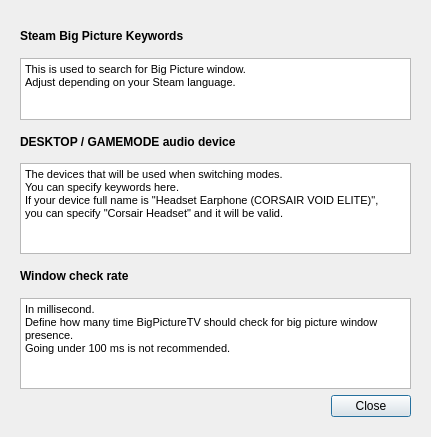
Qt form ui/help.ui (Odizinne/BigPictureTV) before a commit.
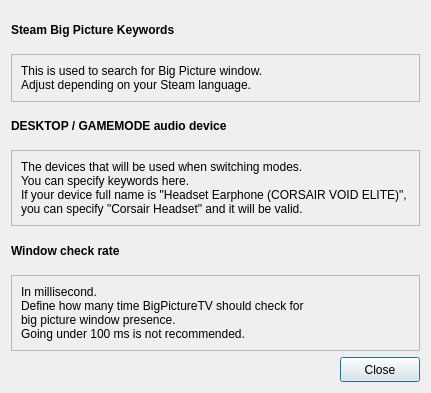
The same form after that commit.

What changed in the file:
```diff
--- a/ui/help.ui
+++ b/ui/help.ui
@@ -7,7 +7,7 @@
     <x>0</x>
     <y>0</y>
     <width>431</width>
-    <height>437</height>
+    <height>393</height>
    </rect>
   </property>
   <property name="sizePolicy">
@@ -20,189 +20,216 @@
    <string>Dialog</string>
   </property>
   <layout class="QGridLayout" name="gridLayout_2">
-   <item row="0" column="1">
+   <item row="1" column="0" colspan="2">
+    <widget class="QFrame" name="gridFrame_3">
+     <property name="frameShape">
+      <enum>QFrame::Shape::StyledPanel</enum>
+     </property>
+     <property name="frameShadow">
+      <enum>QFrame::Shadow::Sunken</enum>
+     </property>
+     <layout class="QGridLayout" name="gridLayout_5">
+      <property name="leftMargin">
+       <number>9</number>
+      </property>
+      <property name="topMargin">
+       <number>9</number>
+      </property>
+      <property name="rightMargin">
+       <number>9</number>
+      </property>
+      <property name="bottomMargin">
+       <number>9</number>
+      </property>
+      <item row="0" column="0">
+       <widget class="QLabel" name="label_6">
+        <property name="minimumSize">
+         <size>
+          <width>0</width>
+          <height>25</height>
+         </size>
+        </property>
+        <property name="text">
+         <string>This is used to search for Big Picture window.
+Adjust depending on your Steam language.</string>
+        </property>
+       </widget>
+      </item>
+     </layout>
+    </widget>
+   </item>
+   <item row="7" column="0">
+    <spacer name="horizontalSpacer">
+     <property name="minimumSize">
+      <size>
+       <width>0</width>
+       <height>25</height>
+      </size>
+     </property>
+     <property name="orientation">
+      <enum>Qt::Orientation::Horizontal</enum>
+     </property>
+     <property name="sizeHint" stdset="0">
+      <size>
+       <width>40</width>
+       <height>20</height>
+      </size>
+     </property>
+    </spacer>
+   </item>
+   <item row="3" column="0" colspan="2">
+    <widget class="QLabel" name="label_2">
+     <property name="minimumSize">
+      <size>
+       <width>0</width>
+       <height>25</height>
+      </size>
+     </property>
+     <property name="font">
+      <font>
+       <bold>true</bold>
+      </font>
+     </property>
+     <property name="text">
+      <string>DESKTOP / GAMEMODE audio device</string>
+     </property>
+    </widget>
+   </item>
+   <item row="6" column="0" colspan="2">
     <widget class="QFrame" name="gridFrame">
-     <layout class="QGridLayout" name="gridLayout">
-      <item row="0" column="0" colspan="2">
-       <widget class="QLabel" name="label">
-        <property name="font">
-         <font>
-          <weight>75</weight>
-          <bold>true</bold>
-         </font>
-        </property>
-        <property name="text">
-         <string>Steam Big Picture Keywords</string>
-        </property>
-       </widget>
-      </item>
-      <item row="5" column="0" colspan="2">
-       <widget class="QTextEdit" name="textEdit_3">
-        <property name="sizePolicy">
-         <sizepolicy hsizetype="Minimum" vsizetype="Minimum">
-          <horstretch>0</horstretch>
-          <verstretch>0</verstretch>
-         </sizepolicy>
-        </property>
+     <property name="frameShape">
+      <enum>QFrame::Shape::StyledPanel</enum>
+     </property>
+     <property name="frameShadow">
+      <enum>QFrame::Shadow::Sunken</enum>
+     </property>
+     <layout class="QGridLayout" name="gridLayout_3">
+      <property name="leftMargin">
+       <number>9</number>
+      </property>
+      <property name="topMargin">
+       <number>9</number>
+      </property>
+      <property name="rightMargin">
+       <number>9</number>
+      </property>
+      <property name="bottomMargin">
+       <number>9</number>
+      </property>
+      <item row="0" column="0">
+       <widget class="QLabel" name="label_4">
         <property name="minimumSize">
          <size>
           <width>0</width>
-          <height>91</height>
+          <height>25</height>
          </size>
         </property>
-        <property name="maximumSize">
-         <size>
-          <width>16777215</width>
-          <height>91</height>
-         </size>
+        <property name="text">
+         <string>In millisecond.
+Define how many time BigPictureTV should check for
+big picture window presence.
+Going under 100 ms is not recommended.</string>
         </property>
-        <property name="html">
-         <string>&lt;!DOCTYPE HTML PUBLIC &quot;-//W3C//DTD HTML 4.0//EN&quot; &quot;http://www.w3.org/TR/REC-html40/strict.dtd&quot;&gt;
-&lt;html&gt;&lt;head&gt;&lt;meta name=&quot;qrichtext&quot; content=&quot;1&quot; /&gt;&lt;style type=&quot;text/css&quot;&gt;
-p, li { white-space: pre-wrap; }
-&lt;/style&gt;&lt;/head&gt;&lt;body style=&quot; font-family:'MS Shell Dlg 2'; font-size:8.25pt; font-weight:400; font-style:normal;&quot;&gt;
-&lt;p style=&quot; margin-top:0px; margin-bottom:0px; margin-left:0px; margin-right:0px; -qt-block-indent:0; text-indent:0px;&quot;&gt;In millisecond.&lt;br /&gt;Define how many time BigPictureTV should check for big picture window presence.&lt;/p&gt;
-&lt;p style=&quot; margin-top:0px; margin-bottom:0px; margin-left:0px; margin-right:0px; -qt-block-indent:0; text-indent:0px;&quot;&gt;Going under 100 ms is not recommended.&lt;/p&gt;&lt;/body&gt;&lt;/html&gt;</string>
-        </property>
-        <property name="textInteractionFlags">
-         <set>Qt::NoTextInteraction</set>
-        </property>
        </widget>
       </item>
-      <item row="3" column="0" colspan="2">
-       <widget class="QTextEdit" name="textEdit_2">
-        <property name="sizePolicy">
-         <sizepolicy hsizetype="Minimum" vsizetype="Minimum">
-          <horstretch>0</horstretch>
-          <verstretch>0</verstretch>
-         </sizepolicy>
-        </property>
+     </layout>
+    </widget>
+   </item>
+   <item row="7" column="1">
+    <widget class="QPushButton" name="closeButton">
+     <property name="sizePolicy">
+      <sizepolicy hsizetype="Minimum" vsizetype="Fixed">
+       <horstretch>0</horstretch>
+       <verstretch>0</verstretch>
+      </sizepolicy>
+     </property>
+     <property name="minimumSize">
+      <size>
+       <width>80</width>
+       <height>25</height>
+      </size>
+     </property>
+     <property name="text">
+      <string>Close</string>
+     </property>
+    </widget>
+   </item>
+   <item row="5" column="0" colspan="2">
+    <widget class="QLabel" name="label_3">
+     <property name="minimumSize">
+      <size>
+       <width>0</width>
+       <height>25</height>
+      </size>
+     </property>
+     <property name="font">
+      <font>
+       <bold>true</bold>
+      </font>
+     </property>
+     <property name="text">
+      <string>Window check rate</string>
+     </property>
+    </widget>
+   </item>
+   <item row="4" column="0" colspan="2">
+    <widget class="QFrame" name="gridFrame_2">
+     <property name="frameShape">
+      <enum>QFrame::Shape::StyledPanel</enum>
+     </property>
+     <property name="frameShadow">
+      <enum>QFrame::Shadow::Sunken</enum>
+     </property>
+     <layout class="QGridLayout" name="gridLayout_4">
+      <property name="leftMargin">
+       <number>9</number>
+      </property>
+      <property name="topMargin">
+       <number>9</number>
+      </property>
+      <property name="rightMargin">
+       <number>9</number>
+      </property>
+      <property name="bottomMargin">
+       <number>9</number>
+      </property>
+      <item row="0" column="0">
+       <widget class="QLabel" name="label_5">
         <property name="minimumSize">
          <size>
           <width>0</width>
-          <height>91</height>
+          <height>25</height>
          </size>
         </property>
-        <property name="maximumSize">
-         <size>
-          <width>16777215</width>
-          <height>91</height>
-         </size>
-        </property>
-        <property name="html">
-         <string>&lt;!DOCTYPE HTML PUBLIC &quot;-//W3C//DTD HTML 4.0//EN&quot; &quot;http://www.w3.org/TR/REC-html40/strict.dtd&quot;&gt;
-&lt;html&gt;&lt;head&gt;&lt;meta name=&quot;qrichtext&quot; content=&quot;1&quot; /&gt;&lt;style type=&quot;text/css&quot;&gt;
-p, li { white-space: pre-wrap; }
-&lt;/style&gt;&lt;/head&gt;&lt;body style=&quot; font-family:'MS Shell Dlg 2'; font-size:8.25pt; font-weight:400; font-style:normal;&quot;&gt;
-&lt;p style=&quot; margin-top:0px; margin-bottom:0px; margin-left:0px; margin-right:0px; -qt-block-indent:0; text-indent:0px;&quot;&gt;The devices that will be used when switching modes.&lt;/p&gt;
-&lt;p style=&quot; margin-top:0px; margin-bottom:0px; margin-left:0px; margin-right:0px; -qt-block-indent:0; text-indent:0px;&quot;&gt;You can specify keywords here.&lt;/p&gt;
-&lt;p style=&quot; margin-top:0px; margin-bottom:0px; margin-left:0px; margin-right:0px; -qt-block-indent:0; text-indent:0px;&quot;&gt;If your device full name is &amp;quot;Headset Earphone (CORSAIR VOID ELITE)&amp;quot;,&lt;/p&gt;
-&lt;p style=&quot; margin-top:0px; margin-bottom:0px; margin-left:0px; margin-right:0px; -qt-block-indent:0; text-indent:0px;&quot;&gt;you can specify &amp;quot;Corsair Headset&amp;quot; and it will be valid.&lt;/p&gt;&lt;/body&gt;&lt;/html&gt;</string>
-        </property>
-        <property name="acceptRichText">
-         <bool>true</bool>
-        </property>
-        <property name="textInteractionFlags">
-         <set>Qt::NoTextInteraction</set>
-        </property>
-       </widget>
-      </item>
-      <item row="1" column="0" colspan="2">
-       <widget class="QTextEdit" name="textEdit">
-        <property name="sizePolicy">
-         <sizepolicy hsizetype="Minimum" vsizetype="Minimum">
-          <horstretch>0</horstretch>
-          <verstretch>0</verstretch>
-         </sizepolicy>
-        </property>
-        <property name="minimumSize">
-         <size>
-          <width>0</width>
-          <height>62</height>
-         </size>
-        </property>
-        <property name="maximumSize">
-         <size>
-          <width>16777215</width>
-          <height>62</height>
-         </size>
-        </property>
-        <property name="readOnly">
-         <bool>true</bool>
-        </property>
-        <property name="html">
-         <string>&lt;!DOCTYPE HTML PUBLIC &quot;-//W3C//DTD HTML 4.0//EN&quot; &quot;http://www.w3.org/TR/REC-html40/strict.dtd&quot;&gt;
-&lt;html&gt;&lt;head&gt;&lt;meta name=&quot;qrichtext&quot; content=&quot;1&quot; /&gt;&lt;style type=&quot;text/css&quot;&gt;
-p, li { white-space: pre-wrap; }
-&lt;/style&gt;&lt;/head&gt;&lt;body style=&quot; font-family:'MS Shell Dlg 2'; font-size:8.25pt; font-weight:400; font-style:normal;&quot;&gt;
-&lt;p style=&quot; margin-top:0px; margin-bottom:0px; margin-left:0px; margin-right:0px; -qt-block-indent:0; text-indent:0px;&quot;&gt;This is used to search for Big Picture window.&lt;br /&gt;Adjust depending on your Steam language.&lt;/p&gt;&lt;/body&gt;&lt;/html&gt;</string>
-        </property>
-        <property name="textInteractionFlags">
-         <set>Qt::NoTextInteraction</set>
-        </property>
-       </widget>
-      </item>
-      <item row="2" column="0" colspan="2">
-       <widget class="QLabel" name="label_2">
-        <property name="font">
-         <font>
-          <weight>75</weight>
-          <bold>true</bold>
-         </font>
-        </property>
         <property name="text">
-         <string>DESKTOP / GAMEMODE audio device</string>
+         <string>The devices that will be used when switching modes.
+You can specify keywords here.
+If your device full name is &quot;Headset Earphone (CORSAIR VOID ELITE)&quot;,
+you can specify &quot;Corsair Headset&quot; and it will be valid.</string>
         </property>
        </widget>
       </item>
-      <item row="4" column="0" colspan="2">
-       <widget class="QLabel" name="label_3">
-        <property name="font">
-         <font>
-          <weight>75</weight>
-          <bold>true</bold>
-         </font>
-        </property>
-        <property name="text">
-         <string>Window check rate</string>
-        </property>
-       </widget>
-      </item>
-      <item row="6" column="0">
-       <spacer name="horizontalSpacer">
-        <property name="orientation">
-         <enum>Qt::Horizontal</enum>
-        </property>
-        <property name="sizeHint" stdset="0">
-         <size>
-          <width>40</width>
-          <height>20</height>
-         </size>
-        </property>
-       </spacer>
-      </item>
-      <item row="6" column="1">
-       <widget class="QPushButton" name="closeButton">
-        <property name="sizePolicy">
-         <sizepolicy hsizetype="Minimum" vsizetype="Fixed">
-          <horstretch>0</horstretch>
-          <verstretch>0</verstretch>
-         </sizepolicy>
-        </property>
-        <property name="minimumSize">
-         <size>
-          <width>80</width>
-          <height>0</height>
-         </size>
-        </property>
-        <property name="text">
-         <string>Close</string>
-        </property>
-       </widget>
-      </item>
      </layout>
     </widget>
    </item>
+   <item row="0" column="0" colspan="2">
+    <widget class="QLabel" name="label">
+     <property name="minimumSize">
+      <size>
+       <width>0</width>
+       <height>25</height>
+      </size>
+     </property>
+     <property name="font">
+      <font>
+       <bold>true</bold>
+      </font>
+     </property>
+     <property name="text">
+      <string>Steam Big Picture Keywords</string>
+     </property>
+    </widget>
+   </item>
   </layout>
  </widget>
  <resources/>
```
